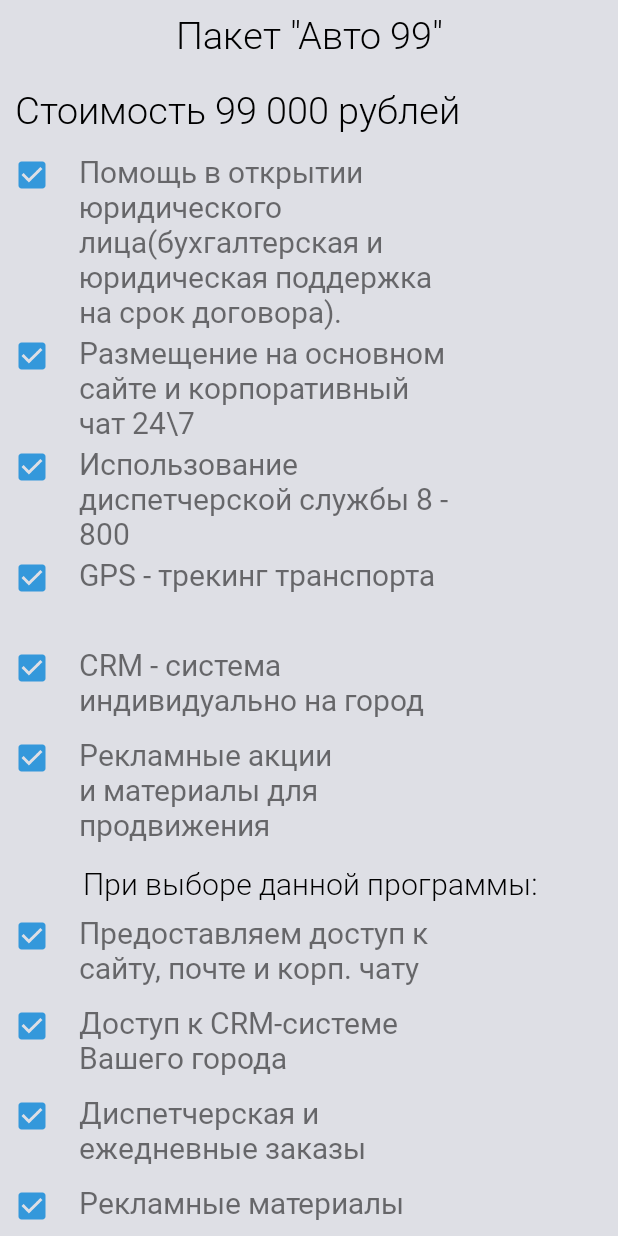
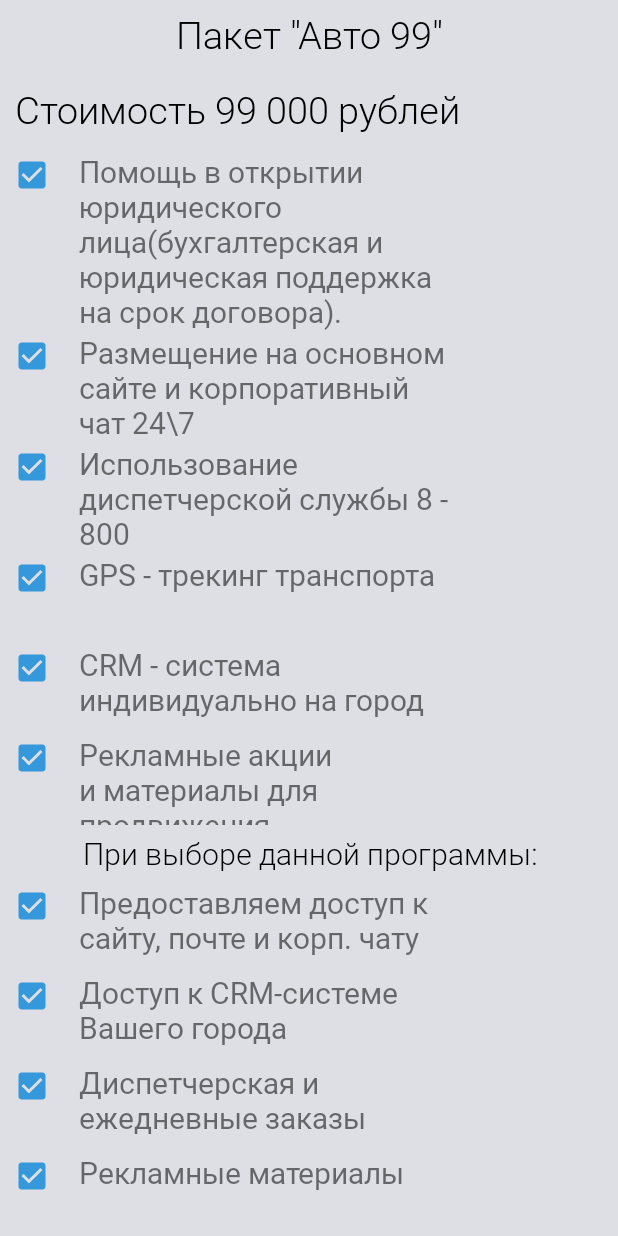
Before and after one commit to kostya05983/auto_aliance, an Android app: the FranchisingActivity screen opened directly, with no data from a screen before it, on a phone screen of 412 x 824 dp. Run offline under Robolectric (Android 15) with nearby library versions, the phone set to English and light mode, and no system bars.

Commit message:
fix margins

```diff
--- a/app/src/main/res/layout/activity_franchising.xml
+++ b/app/src/main/res/layout/activity_franchising.xml
@@ -18,7 +18,7 @@
         >
         <LinearLayout
             android:orientation="vertical"
-            android:minHeight="4060dp"
+            android:minHeight="3940dp"
             android:layout_width="match_parent"
             android:layout_height="wrap_content"
             android:background="@color/main_background_color"
--- a/app/src/main/res/layout/franshing_cell_grid.xml
+++ b/app/src/main/res/layout/franshing_cell_grid.xml
@@ -36,7 +36,7 @@
         android:layout_height="wrap_content"
         android:layout_weight="1"
         android:orientation="vertical"
-        android:minHeight="480dp"
+        android:minHeight="460dp"
         >
         <ListView
             android:id="@+id/section1_list_1"
--- a/app/src/main/res/layout/franshing_cell_grid_2.xml
+++ b/app/src/main/res/layout/franshing_cell_grid_2.xml
@@ -37,7 +37,7 @@
         android:layout_height="wrap_content"
         android:layout_weight="1"
         android:orientation="vertical"
-        android:minHeight="830dp"
+        android:minHeight="800dp"
         >
         <ListView
             android:id="@+id/section2_list_1"
```
